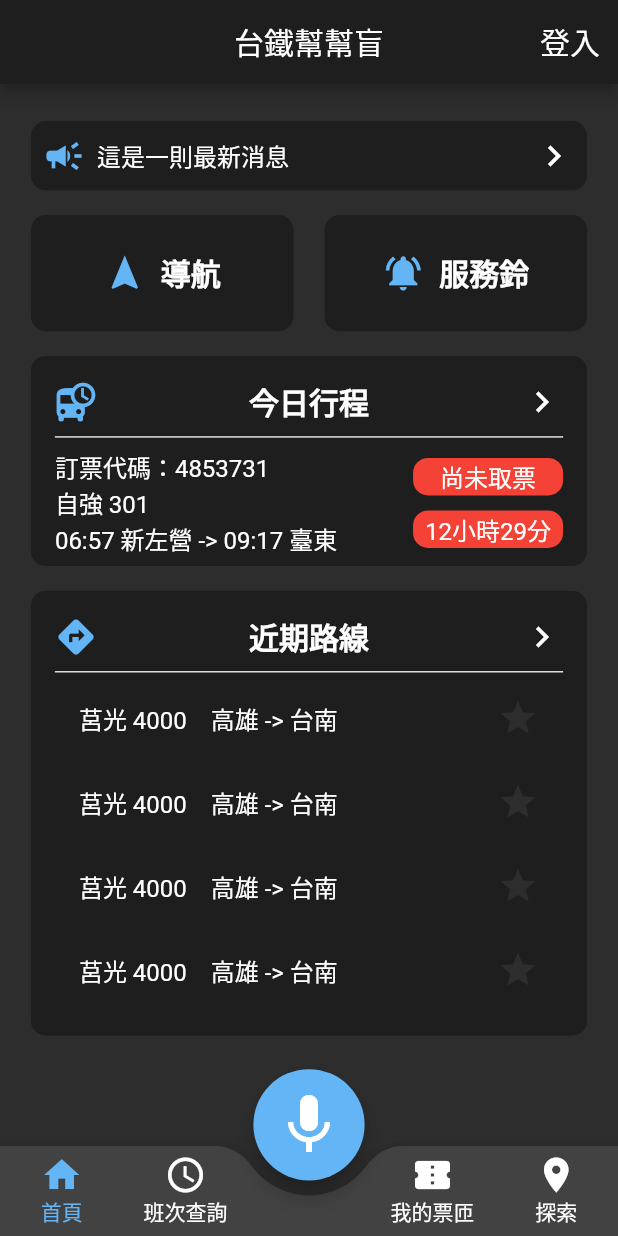
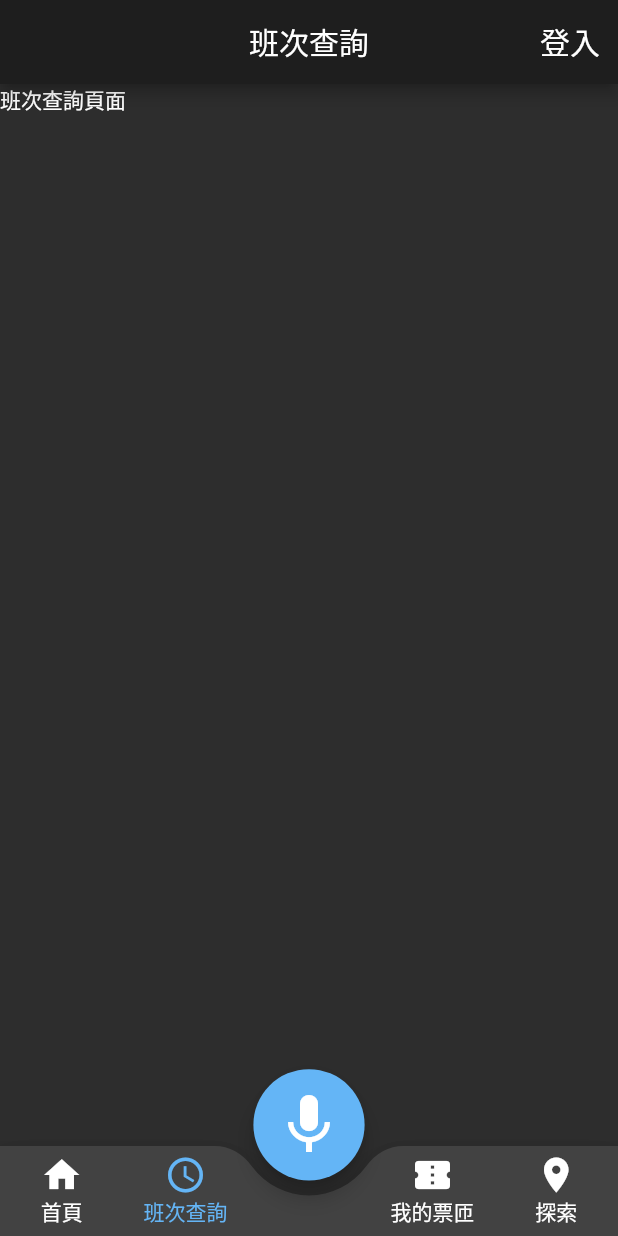
Before and after one commit to IamPurpleRed/TRA_Helper_Client, a Flutter app: the screen it shows after launch, scrolled down 61 dp, after a tap on "班次查詢", on a phone screen of 412 x 824 dp. Run offline on Flutter 3.47's test engine with Material 2 defaults, Android fonts, the phone set to English and light mode, and no system bars.

Commit message:
feat: 底部導覽列可切換頁面

```diff
--- a/lib/main.dart
+++ b/lib/main.dart
@@ -1,8 +1,8 @@
 import 'package:flutter/material.dart';
-import 'package:tra_helper/config/constants.dart';
-import 'package:tra_helper/config/palette.dart';
 
-import 'screens/home_page.dart';
+import '/config/constants.dart';
+import '/config/palette.dart';
+import '/screens/main_frame.dart';
 
 void main() {
   runApp(const TraHelperApp());
@@ -32,7 +32,7 @@
           thickness: 1,
         ),
       ),
-      home: const HomePage(),
+      home: MainFrame(),
     );
   }
 }
--- a/lib/screens/home_page.dart
+++ b/lib/screens/home_page.dart
@@ -1,14 +1,11 @@
 import 'package:flutter/material.dart';
 import 'package:flutter_staggered_grid_view/flutter_staggered_grid_view.dart';
 
-import '/config/constants.dart';
 import '/config/palette.dart';
-import '/widgets/bottom_nav_bar.dart';
 
 const double blockTitleSize = 20.0;
 const double blockContentSize = 16.0;
 const double blockPadding = 16.0;
-const bool loginStatus = true; // 暫時變數，有登入即為true
 
 class HomePage extends StatelessWidget {
   const HomePage({Key? key}) : super(key: key);
@@ -18,30 +15,7 @@
     final vw = MediaQuery.of(context).size.width;
     final vh = MediaQuery.of(context).size.height;
 
-    // INFO: block的樣式
-    BoxDecoration blockDeco() {
-      return BoxDecoration(
-        color: Palette.primaryColor,
-        borderRadius: BorderRadius.circular(10),
-      );
-    }
-
-    return Scaffold(
-      backgroundColor: Palette.backgroundColor,
-      appBar: AppBar(
-        backgroundColor: Palette.primaryColor,
-        title: const Text('台鐵幫幫盲'),
-        centerTitle: true,
-        actions: const [
-          Padding(
-            padding: EdgeInsets.all(12),
-            child: Center(
-              child: loginStatus ? Text('登入', style: TextStyle(fontSize: 20)) : Icon(Icons.account_circle),
-            ),
-          ),
-        ],
-      ),
-      body: Padding(
+    return Padding(
       padding: EdgeInsets.symmetric(
         horizontal: vw * 0.05,
         vertical: vh * 0.03,
@@ -70,7 +44,6 @@
                   SizedBox(width: 8),
                   Icon(
                     Icons.navigate_next,
-                      size: Constants.defaultIconSize,
                     color: Colors.white,
                   ),
                   SizedBox(width: 8),
@@ -146,17 +119,14 @@
           ),
         ],
       ),
-      ),
-      floatingActionButton: SizedBox(
-        width: vw * 0.18,
-        height: vh * 0.18,
-        child: FloatingActionButton(
-          child: const Icon(Icons.mic, size: 48),
-          onPressed: () {},
-        ),
-      ),
-      floatingActionButtonLocation: FloatingActionButtonLocation.centerDocked,
-      bottomNavigationBar: const BottomNavBar(),
+    );
+  }
+
+  // INFO: block的樣式
+  BoxDecoration blockDeco() {
+    return BoxDecoration(
+      color: Palette.primaryColor,
+      borderRadius: BorderRadius.circular(10),
     );
   }
 }
@@ -190,7 +160,6 @@
               ),
               Icon(
                 Icons.navigate_next,
-                size: Constants.defaultIconSize,
                 color: Colors.white,
               ),
             ],
@@ -286,7 +255,6 @@
               ),
               Icon(
                 Icons.navigate_next,
-                size: Constants.defaultIconSize,
                 color: Colors.white,
               ),
             ],
--- /dev/null
+++ b/lib/screens/main_frame.dart
@@ -0,0 +1,190 @@
+import 'package:flutter/material.dart';
+
+import '/config/palette.dart';
+import '/screens/home_page.dart';
+import '/screens/schedule_search_page.dart';
+import '/screens/my_tickets_page.dart';
+import '/screens/explore_page.dart';
+
+const bool loginStatus = true; // 暫時變數，有登入即為true
+
+class MainFrame extends StatefulWidget {
+  MainFrame({Key? key}) : super(key: key);
+
+  final List<Widget> pages = [
+    HomePage(),
+    ScheduleSearchPage(),
+    MyTicketsPage(),
+    ExplorePage(),
+  ];
+  final List<String> pageTitles = [
+    '台鐵幫幫盲',
+    '班次查詢',
+    '我的票匝',
+    '探索',
+  ];
+
+  @override
+  State<MainFrame> createState() => _MainFrameState();
+}
+
+class _MainFrameState extends State<MainFrame> {
+  int currentPageIndex = 0;
+
+  @override
+  Widget build(BuildContext context) {
+    final vw = MediaQuery.of(context).size.width;
+    final vh = MediaQuery.of(context).size.height;
+
+    return Scaffold(
+      backgroundColor: Palette.backgroundColor,
+      appBar: AppBar(
+        backgroundColor: Palette.primaryColor,
+        title: Text(widget.pageTitles[currentPageIndex]),
+        centerTitle: true,
+        actions: const [
+          Padding(
+            padding: EdgeInsets.all(12),
+            child: Center(
+              child: loginStatus ? Text('登入', style: TextStyle(fontSize: 20)) : Icon(Icons.account_circle),
+            ),
+          ),
+        ],
+      ),
+      body: widget.pages[currentPageIndex],
+      floatingActionButton: SizedBox(
+        width: vw * 0.18,
+        height: vh * 0.18,
+        child: FloatingActionButton(
+          child: const Icon(Icons.mic, size: 48),
+          onPressed: () {},
+        ),
+      ),
+      floatingActionButtonLocation: FloatingActionButtonLocation.centerDocked,
+      bottomNavigationBar: BottomAppBar(
+        shape: const CircularNotchedRectangle(),
+        notchMargin: 10,
+        child: SizedBox(
+          height: 60,
+          child: Row(
+            mainAxisAlignment: MainAxisAlignment.spaceBetween,
+            children: [
+              SizedBox(
+                width: vw * 0.4,
+                child: Row(
+                  mainAxisAlignment: MainAxisAlignment.spaceAround,
+                  children: [
+                    SizedBox(
+                      width: vw * 0.15,
+                      child: InkWell(
+                        customBorder: const CircleBorder(),
+                        child: Column(
+                          mainAxisAlignment: MainAxisAlignment.center,
+                          children: [
+                            Icon(
+                              Icons.home,
+                              color: (currentPageIndex == 0) ? Palette.secondaryColor : Colors.white,
+                            ),
+                            Text(
+                              '首頁',
+                              style: TextStyle(
+                                color: (currentPageIndex == 0) ? Palette.secondaryColor : Colors.white,
+                              ),
+                            ),
+                          ],
+                        ),
+                        onTap: () {
+                          setState(() => currentPageIndex = 0);
+                        },
+                      ),
+                    ),
+                    SizedBox(
+                      width: vw * 0.15,
+                      child: InkWell(
+                        customBorder: const CircleBorder(),
+                        child: Column(
+                          mainAxisAlignment: MainAxisAlignment.center,
+                          children: [
+                            Icon(
+                              Icons.schedule,
+                              color: (currentPageIndex == 1) ? Palette.secondaryColor : Colors.white,
+                            ),
+                            Text(
+                              '班次查詢',
+                              style: TextStyle(
+                                color: (currentPageIndex == 1) ? Palette.secondaryColor : Colors.white,
+                              ),
+                            ),
+                          ],
+                        ),
+                        onTap: () {
+                          setState(() => currentPageIndex = 1);
+                        },
+                      ),
+                    ),
+                  ],
+                ),
+              ),
+              SizedBox(
+                width: vw * 0.4,
+                child: Row(
+                  mainAxisAlignment: MainAxisAlignment.spaceAround,
+                  children: [
+                    SizedBox(
+                      width: vw * 0.15,
+                      child: InkWell(
+                        customBorder: const CircleBorder(),
+                        child: Column(
+                          mainAxisAlignment: MainAxisAlignment.center,
+                          children: [
+                            Icon(
+                              Icons.confirmation_number,
+                              color: (currentPageIndex == 2) ? Palette.secondaryColor : Colors.white,
+                            ),
+                            Text(
+                              '我的票匝',
+                              style: TextStyle(
+                                color: (currentPageIndex == 2) ? Palette.secondaryColor : Colors.white,
+                              ),
+                            ),
+                          ],
+                        ),
+                        onTap: () {
+                          setState(() => currentPageIndex = 2);
+                        },
+                      ),
+                    ),
+                    SizedBox(
+                      width: vw * 0.15,
+                      child: InkWell(
+                        customBorder: const CircleBorder(),
+                        child: Column(
+                          mainAxisAlignment: MainAxisAlignment.center,
+                          children: [
+                            Icon(
+                              Icons.location_on,
+                              color: (currentPageIndex == 3) ? Palette.secondaryColor : Colors.white,
+                            ),
+                            Text(
+                              '探索',
+                              style: TextStyle(
+                                color: (currentPageIndex == 3) ? Palette.secondaryColor : Colors.white,
+                              ),
+                            ),
+                          ],
+                        ),
+                        onTap: () {
+                          setState(() => currentPageIndex = 3);
+                        },
+                      ),
+                    ),
+                  ],
+                ),
+              ),
+            ],
+          ),
+        ),
+      ),
+    );
+  }
+}
--- a/lib/widgets/bottom_nav_bar.dart
+++ /dev/null
@@ -1,136 +0,0 @@
-import 'package:flutter/material.dart';
-import 'package:tra_helper/config/palette.dart';
-
-class BottomNavBar extends StatefulWidget {
-  const BottomNavBar({Key? key}) : super(key: key);
-
-  @override
-  State<BottomNavBar> createState() => _BottomNavBarState();
-}
-
-class _BottomNavBarState extends State<BottomNavBar> {
-  int pageIndex = 0; // 由左到右
-
-  @override
-  Widget build(BuildContext context) {
-    final vw = MediaQuery.of(context).size.width;
-    final vh = MediaQuery.of(context).size.height;
-
-    return BottomAppBar(
-      shape: const CircularNotchedRectangle(),
-      notchMargin: 10,
-      child: SizedBox(
-        height: 60,
-        child: Row(
-          mainAxisAlignment: MainAxisAlignment.spaceBetween,
-          children: [
-            SizedBox(
-              width: vw * 0.4,
-              child: Row(
-                mainAxisAlignment: MainAxisAlignment.spaceAround,
-                children: [
-                  SizedBox(
-                    width: vw * 0.15,
-                    child: InkWell(
-                      customBorder: const CircleBorder(),
-                      child: Column(
-                        mainAxisAlignment: MainAxisAlignment.center,
-                        children: [
-                          Icon(
-                            Icons.home,
-                            color: (pageIndex == 0) ? Palette.secondaryColor : Colors.white,
-                          ),
-                          Text(
-                            '首頁',
-                            style: TextStyle(
-                              color: (pageIndex == 0) ? Palette.secondaryColor : Colors.white,
-                            ),
-                          ),
-                        ],
-                      ),
-                      onTap: () {},
-                    ),
-                  ),
-                  SizedBox(
-                    width: vw * 0.15,
-                    child: InkWell(
-                      customBorder: const CircleBorder(),
-                      child: Column(
-                        mainAxisAlignment: MainAxisAlignment.center,
-                        children: [
-                          Icon(
-                            Icons.schedule,
-                            color: (pageIndex == 1) ? Palette.secondaryColor : Colors.white,
-                          ),
-                          Text(
-                            '班次查詢',
-                            style: TextStyle(
-                              color: (pageIndex == 1) ? Palette.secondaryColor : Colors.white,
-                            ),
-                          ),
-                        ],
-                      ),
-                      onTap: () {},
-                    ),
-                  ),
-                ],
-              ),
-            ),
-            SizedBox(
-              width: vw * 0.4,
-              child: Row(
-                mainAxisAlignment: MainAxisAlignment.spaceAround,
-                children: [
-                  SizedBox(
-                    width: vw * 0.15,
-                    child: InkWell(
-                      customBorder: const CircleBorder(),
-                      child: Column(
-                        mainAxisAlignment: MainAxisAlignment.center,
-                        children: [
-                          Icon(
-                            Icons.confirmation_number,
-                            color: (pageIndex == 2) ? Palette.secondaryColor : Colors.white,
-                          ),
-                          Text(
-                            '我的票匝',
-                            style: TextStyle(
-                              color: (pageIndex == 2) ? Palette.secondaryColor : Colors.white,
-                            ),
-                          ),
-                        ],
-                      ),
-                      onTap: () {},
-                    ),
-                  ),
-                  SizedBox(
-                    width: vw * 0.15,
-                    child: InkWell(
-                      customBorder: const CircleBorder(),
-                      child: Column(
-                        mainAxisAlignment: MainAxisAlignment.center,
-                        children: [
-                          Icon(
-                            Icons.location_on,
-                            color: (pageIndex == 3) ? Palette.secondaryColor : Colors.white,
-                          ),
-                          Text(
-                            '探索',
-                            style: TextStyle(
-                              color: (pageIndex == 3) ? Palette.secondaryColor : Colors.white,
-                            ),
-                          ),
-                        ],
-                      ),
-                      onTap: () {},
-                    ),
-                  ),
-                ],
-              ),
-            ),
-          ],
-        ),
-      ),
-    );
-  }
-}
```
Lines whose indentation alone changed are shown as unchanged.
